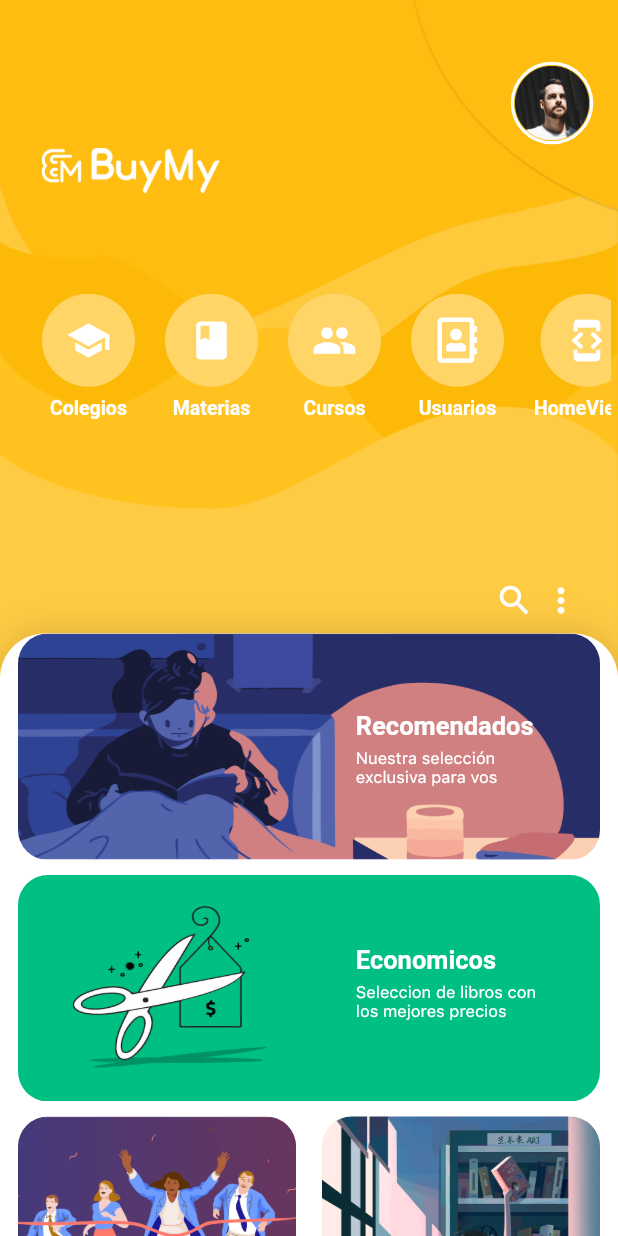
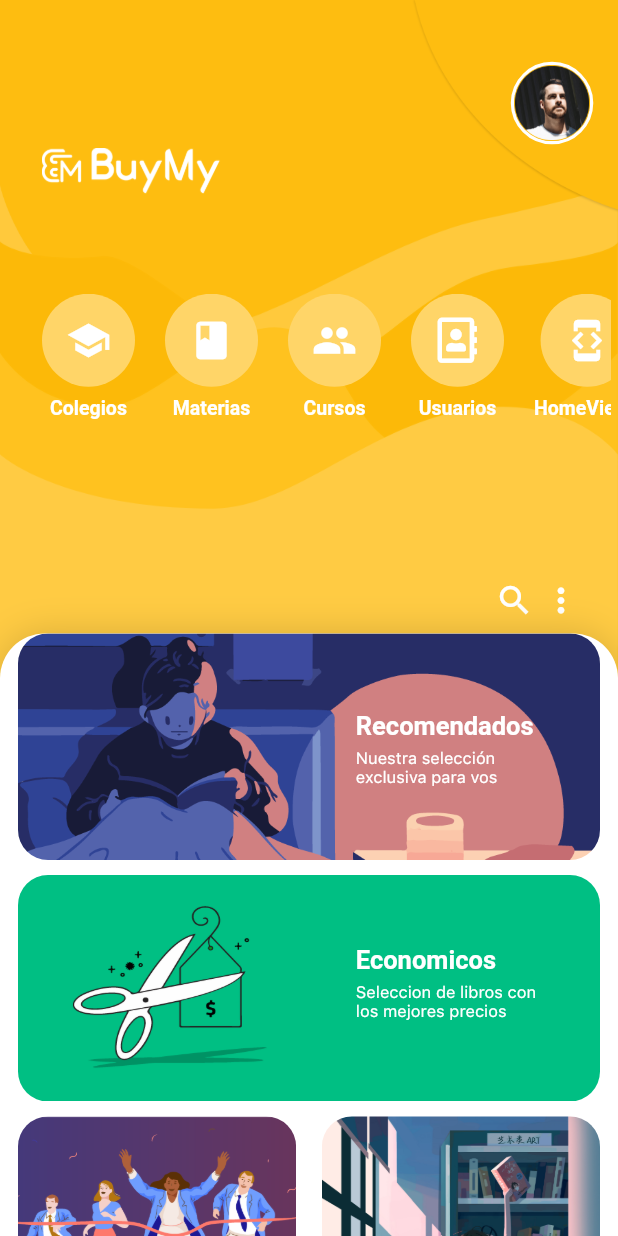
Before and after one commit to bautitravella/main_screens, a Flutter app: the HomeViewTres screen opened directly, on a phone screen of 412 x 824 dp. Run offline on Flutter 3.47's test engine with Material 2 defaults, Android fonts, the phone set to English and light mode, and no system bars; drawn by our look-alikes of flutter_fadein, sliding_up_panel; our stand-ins replace bottom_navy_bar, cached_network_image, cloud_firestore, firebase_auth, firebase_storage, flutter_icons and 3 more; missing offline and left inert: configurable_expansion_tile, fading_edge_scrollview, image_picker_modern, searchable_dropdown; accounts and stored records are empty; Roboto replaces fonts that are missing (Sf-r).

```diff
--- a/lib/home_hub/pages/home_view/home_view_tres.dart
+++ b/lib/home_hub/pages/home_view/home_view_tres.dart
@@ -384,7 +384,7 @@ class _HomeViewTresState extends State<HomeViewTres> {
                               borderRadius: BorderRadius.circular(20.0),
                               child: Image.asset(
                                 "assets/images/explora-seleccion-grande.png",
-                                fit: BoxFit.fill,
+                                fit: BoxFit.fitWidth,
                               ),
                             ),
                           ),
```
